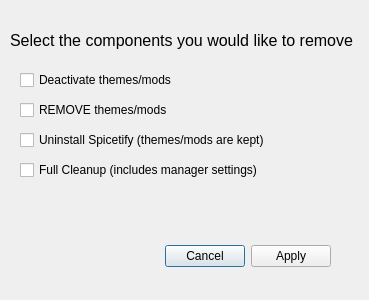
First picture: the form in res/uninstall.ui, repository Protonosgit/Spicetify_Installer, before the edit.
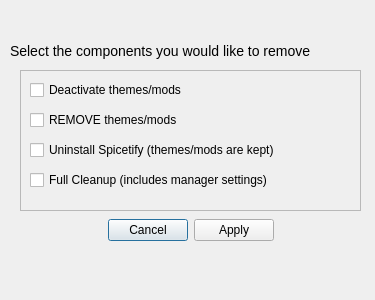
Second picture: the form after the edit.

Commit message: Small Uninstall window test (broken)

The edit to the form file:
```diff
--- a/res/uninstall.ui
+++ b/res/uninstall.ui
@@ -9,20 +9,32 @@
    <rect>
     <x>0</x>
     <y>0</y>
-    <width>369</width>
+    <width>375</width>
     <height>300</height>
    </rect>
   </property>
+  <property name="minimumSize">
+   <size>
+    <width>375</width>
+    <height>300</height>
+   </size>
+  </property>
+  <property name="maximumSize">
+   <size>
+    <width>375</width>
+    <height>300</height>
+   </size>
+  </property>
   <property name="windowTitle">
    <string>Remove Components</string>
   </property>
   <widget class="QDialogButtonBox" name="buttonBox">
    <property name="geometry">
     <rect>
-     <x>30</x>
-     <y>240</y>
+     <x>40</x>
+     <y>210</y>
      <width>301</width>
-     <height>32</height>
+     <height>41</height>
     </rect>
    </property>
    <property name="sizePolicy">
@@ -37,77 +49,99 @@
    <property name="standardButtons">
     <set>QDialogButtonBox::Apply|QDialogButtonBox::Cancel</set>
    </property>
-  </widget>
-  <widget class="QCheckBox" name="checkBox">
-   <property name="geometry">
-    <rect>
-     <x>20</x>
-     <y>70</y>
-     <width>291</width>
-     <height>20</height>
-    </rect>
-   </property>
-   <property name="text">
-    <string>Deactivate themes/mods</string>
-   </property>
-  </widget>
-  <widget class="QCheckBox" name="checkBox_2">
-   <property name="geometry">
-    <rect>
-     <x>20</x>
-     <y>100</y>
-     <width>291</width>
-     <height>20</height>
-    </rect>
-   </property>
-   <property name="text">
-    <string>REMOVE themes/mods</string>
-   </property>
-  </widget>
-  <widget class="QCheckBox" name="checkBox_3">
-   <property name="geometry">
-    <rect>
-     <x>20</x>
-     <y>130</y>
-     <width>291</width>
-     <height>20</height>
-    </rect>
-   </property>
-   <property name="text">
-    <string>Uninstall Spicetify (themes/mods are kept)</string>
-   </property>
-  </widget>
-  <widget class="QCheckBox" name="checkBox_4">
-   <property name="geometry">
-    <rect>
-     <x>20</x>
-     <y>160</y>
-     <width>291</width>
-     <height>20</height>
-    </rect>
-   </property>
-   <property name="text">
-    <string>Full Cleanup (includes manager settings)</string>
+   <property name="centerButtons">
+    <bool>true</bool>
    </property>
   </widget>
   <widget class="QLabel" name="label">
    <property name="geometry">
     <rect>
      <x>10</x>
-     <y>30</y>
+     <y>40</y>
      <width>351</width>
      <height>21</height>
     </rect>
    </property>
    <property name="styleSheet">
     <string notr="true">QLabel{
-	font-size:16px
+	font-size:14px
 }</string>
    </property>
    <property name="text">
     <string>Select the components you would like to remove</string>
    </property>
   </widget>
+  <widget class="QFrame" name="frame">
+   <property name="geometry">
+    <rect>
+     <x>20</x>
+     <y>70</y>
+     <width>341</width>
+     <height>141</height>
+    </rect>
+   </property>
+   <property name="styleSheet">
+    <string notr="true"/>
+   </property>
+   <property name="frameShape">
+    <enum>QFrame::StyledPanel</enum>
+   </property>
+   <property name="frameShadow">
+    <enum>QFrame::Raised</enum>
+   </property>
+   <widget class="QCheckBox" name="option4">
+    <property name="geometry">
+     <rect>
+      <x>10</x>
+      <y>100</y>
+      <width>291</width>
+      <height>20</height>
+     </rect>
+    </property>
+    <property name="text">
+     <string>Full Cleanup (includes manager settings)</string>
+    </property>
+   </widget>
+   <widget class="QCheckBox" name="option3">
+    <property name="geometry">
+     <rect>
+      <x>10</x>
+      <y>70</y>
+      <width>291</width>
+      <height>20</height>
+     </rect>
+    </property>
+    <property name="text">
+     <string>Uninstall Spicetify (themes/mods are kept)</string>
+    </property>
+   </widget>
+   <widget class="QCheckBox" name="option1">
+    <property name="geometry">
+     <rect>
+      <x>10</x>
+      <y>10</y>
+      <width>291</width>
+      <height>20</height>
+     </rect>
+    </property>
+    <property name="text">
+     <string>Deactivate themes/mods</string>
+    </property>
+   </widget>
+   <widget class="QCheckBox" name="option2">
+    <property name="geometry">
+     <rect>
+      <x>10</x>
+      <y>40</y>
+      <width>291</width>
+      <height>20</height>
+     </rect>
+    </property>
+    <property name="text">
+     <string>REMOVE themes/mods</string>
+    </property>
+   </widget>
+  </widget>
  </widget>
  <resources/>
  <connections>
```
Left out of the diff: 6 changed lines with no effect on the pictures. The commit also changes 1 other file.
